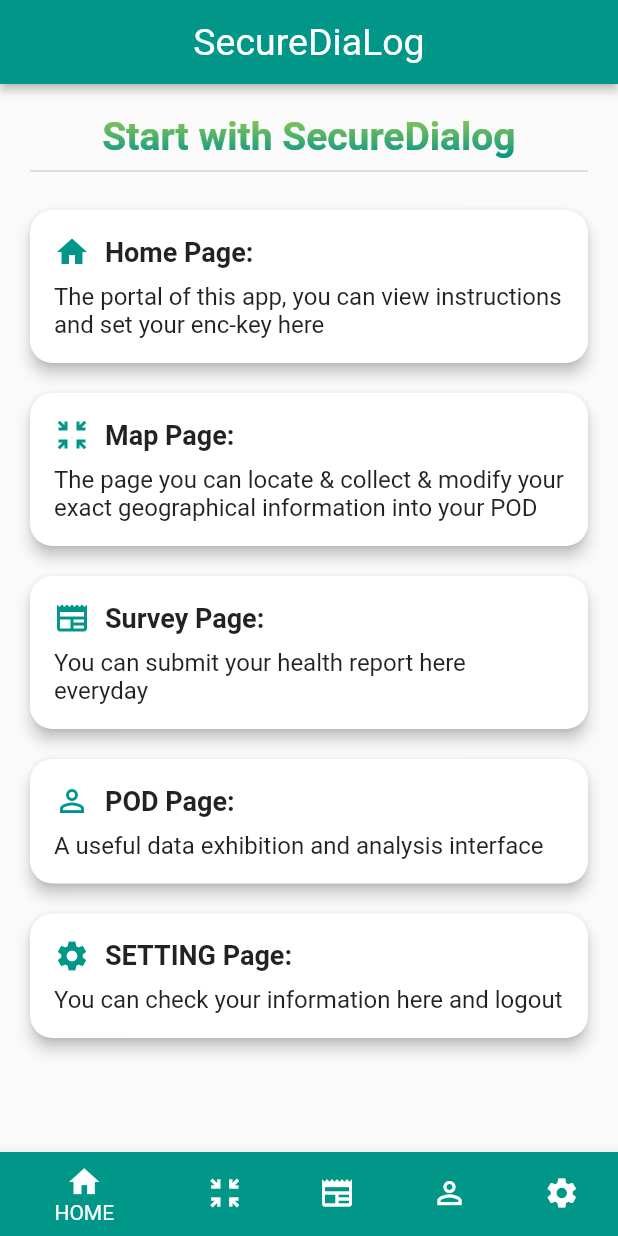
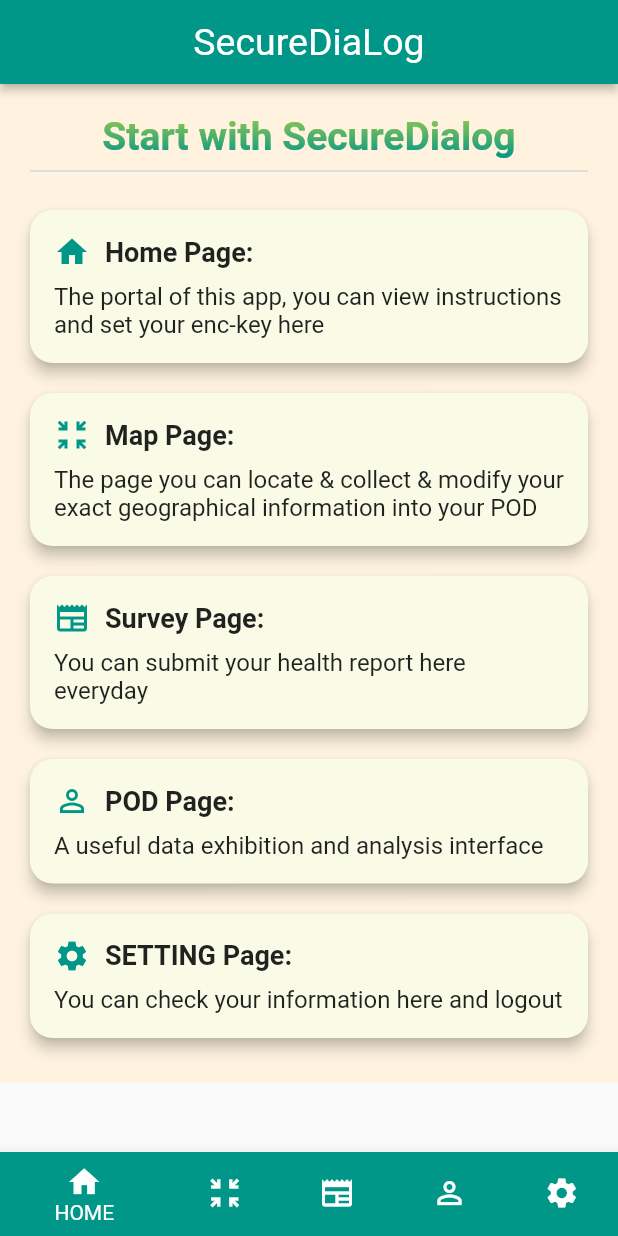
Before and after one commit to onionoino/klee, a Flutter app: the HomePage screen opened directly with empty values, on a phone screen of 412 x 824 dp. Run offline on Flutter 3.47's test engine with Material 2 defaults, Android fonts, the light colour scheme and no system bars; our stand-ins replace awesome_notifications, device_info_plus, fl_chart, flutter_map, flutter_secure_storage, geolocator and 4 more; missing offline and left inert: common_utils, current_location, mailer, platform_device_id, rdflib, solid_auth and 2 more; accounts and stored records are empty; Roboto replaces fonts that are missing (KleeOne).

Commit message:
Modify the background color.

```diff
--- a/lib/ui/home_page/home_index.dart
+++ b/lib/ui/home_page/home_index.dart
@@ -19,7 +19,9 @@ class _HomeIndexState extends State<HomeIndex> {
 
   @override
   Widget build(BuildContext context) {
-    return SingleChildScrollView(
+    return Container(
+      color: Colors.orange[50],
+      child: SingleChildScrollView(
         child: Padding(
           padding: const EdgeInsets.symmetric(horizontal: 20),
           child: Column(
@@ -54,11 +56,14 @@ class _HomeIndexState extends State<HomeIndex> {
             ],
           ),
         ),
+      ),
     );
+
   }
 
   Widget _buildInstructionCard(String title, String content, IconData iconData) {
     return Card(
+      color: Colors.lime[50],
       margin: EdgeInsets.symmetric(vertical: 10),
       elevation: 4,
       shape: RoundedRectangleBorder(
--- a/lib/ui/home_page/home_profile.dart
+++ b/lib/ui/home_page/home_profile.dart
@@ -30,7 +30,9 @@ class _HomeProfileState extends State<HomeProfile> {
 
   @override
   Widget build(BuildContext context) {
-    return SafeArea(
+    return Container(
+      color: Colors.orange[50],
+      child: SafeArea(
         child: SingleChildScrollView(
           child: FutureBuilder<List<SurveyDayInfo>?>(
             future: homePageService.getSurveyDayInfoList(
@@ -336,6 +338,7 @@ class _HomeProfileState extends State<HomeProfile> {
             },
           ),
         ),
+      ),
     );
   }
 }
--- a/lib/ui/home_page/home_settings.dart
+++ b/lib/ui/home_page/home_settings.dart
@@ -23,7 +23,9 @@ class _HomeSettingsState extends State<HomeSettings> {
 
   @override
   Widget build(BuildContext context) {
-    return Column(
+    return Container(
+      color: Colors.orange[50],
+      child: Column(
         children: [
           SizedBox(height: 8),
           Center(
@@ -130,6 +132,8 @@ class _HomeSettingsState extends State<HomeSettings> {
                 }));
           }, "Logout", MediaQuery.of(context).size.width / 1.25, 50),
         ],
+      ),
     );
+
   }
 }
--- a/lib/ui/home_page/home_survey.dart
+++ b/lib/ui/home_page/home_survey.dart
@@ -37,7 +37,9 @@ class _HomeSurveyState extends State<HomeSurvey> {
 
   @override
   Widget build(BuildContext context) {
-    return SafeArea(
+    return Container(
+      color: Colors.orange[50],
+      child: SafeArea(
         child: SingleChildScrollView(
           child: Column(
             children: <Widget>[
@@ -603,6 +605,7 @@ class _HomeSurveyState extends State<HomeSurvey> {
             ],
           ),
         ),
+      ),
     );
   }
 }
--- a/lib/ui/key_page/key_page.dart
+++ b/lib/ui/key_page/key_page.dart
@@ -209,6 +209,7 @@ class _KeyPageState extends State<KeyPage> {
           ],
         ),
       ),
+      backgroundColor: Colors.orange[50],
     );
   }
 }
```
Lines whose indentation alone changed are shown as unchanged.
